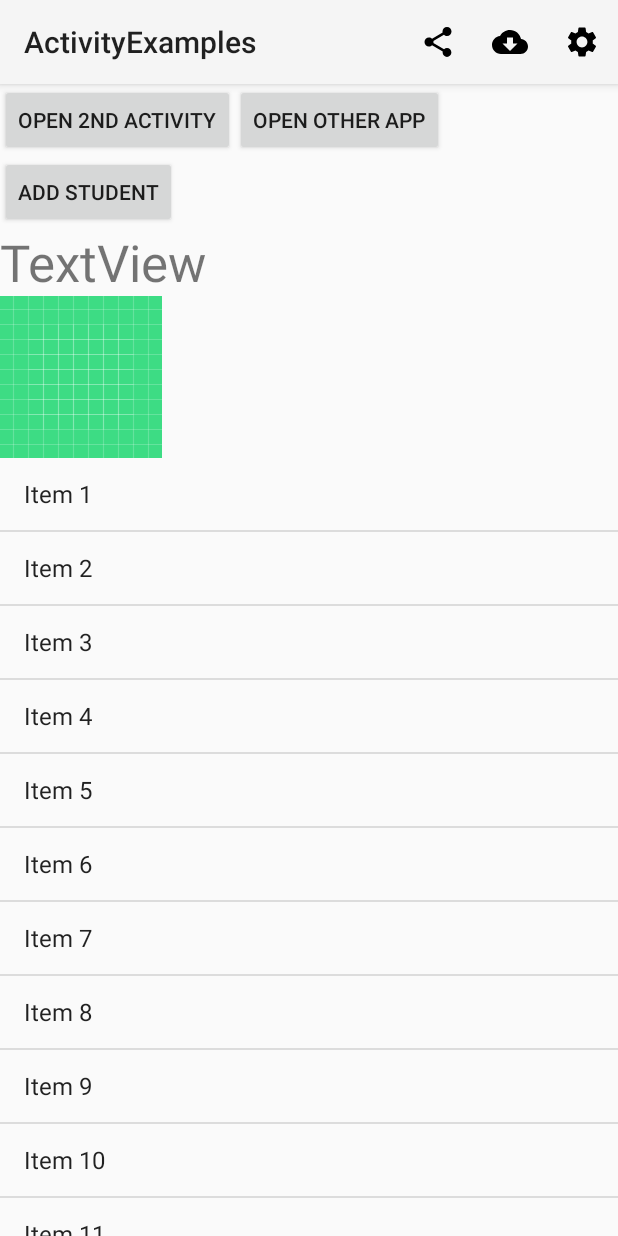
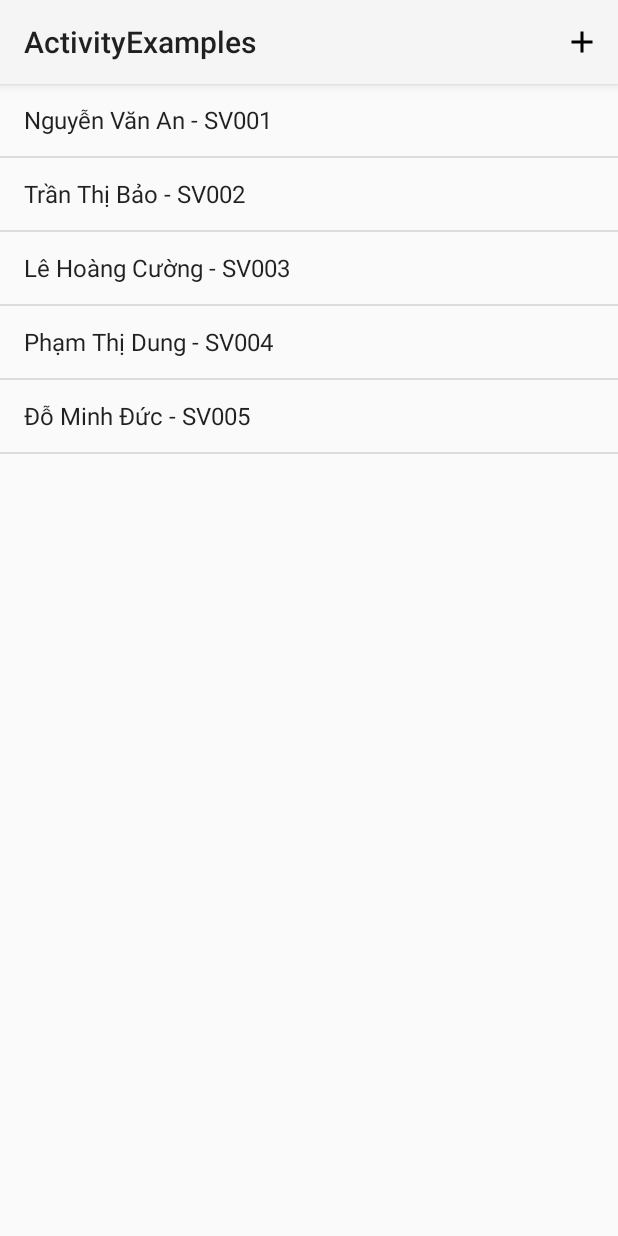
Before and after one commit to duowngng/StudentManagerv2, an Android app: the screen it shows after launch (MainActivity), on a phone screen of 412 x 824 dp. Run offline under Robolectric (Android 15) with nearby library versions, the phone set to English and light mode, and no system bars.

Commit message:
init commit

```diff
--- /dev/null
+++ b/app/src/main/res/drawable/baseline_add_24.xml
@@ -0,0 +1,5 @@
+<vector xmlns:android="http://schemas.android.com/apk/res/android" android:height="24dp" android:tint="#000000" android:viewportHeight="24" android:viewportWidth="24" android:width="24dp">
+
+    <path android:fillColor="@android:color/white" android:pathData="M19,13h-6v6h-2v-6H5v-2h6V5h2v6h6v2z"/>
+
+</vector>
--- a/app/src/main/res/layout/activity_main.xml
+++ b/app/src/main/res/layout/activity_main.xml
@@ -18,40 +18,6 @@
         app:layout_constraintStart_toStartOf="parent"
         app:layout_constraintTop_toTopOf="parent" />
 
-    <Button
-        android:id="@+id/button_open"
-        android:layout_width="wrap_content"
-        android:layout_height="wrap_content"
-        android:text="Open 2nd activity"
-        app:layout_constraintStart_toStartOf="parent"
-        app:layout_constraintTop_toTopOf="parent" />
-
-    <Button
-        android:id="@+id/button_add_student"
-        android:layout_width="wrap_content"
-        android:layout_height="wrap_content"
-        android:text="Add student"
-        app:layout_constraintStart_toStartOf="parent"
-        app:layout_constraintTop_toBottomOf="@+id/button_open" />
-
-    <TextView
-        android:id="@+id/text_result"
-        android:layout_width="0dp"
-        android:layout_height="wrap_content"
-        android:text="TextView"
-        android:textSize="34sp"
-        app:layout_constraintEnd_toEndOf="parent"
-        app:layout_constraintStart_toStartOf="parent"
-        app:layout_constraintTop_toBottomOf="@+id/button_add_student" />
-
-    <ImageView
-        android:id="@+id/imageView"
-        android:layout_width="wrap_content"
-        android:layout_height="wrap_content"
-        app:layout_constraintStart_toStartOf="parent"
-        app:layout_constraintTop_toBottomOf="@+id/text_result"
-        app:srcCompat="@drawable/ic_launcher_background" />
-
     <ListView
         android:id="@+id/listView"
         android:layout_width="0dp"
@@ -59,15 +25,8 @@
         app:layout_constraintBottom_toBottomOf="parent"
         app:layout_constraintEnd_toEndOf="parent"
         app:layout_constraintStart_toStartOf="parent"
-        app:layout_constraintTop_toBottomOf="@+id/imageView"
+        app:layout_constraintTop_toTopOf="parent"
         app:layout_constraintVertical_bias="0.0" />
 
-    <Button
-        android:id="@+id/button_open_other"
-        android:layout_width="wrap_content"
-        android:layout_height="wrap_content"
-        android:text="Open other app"
-        app:layout_constraintStart_toEndOf="@+id/button_open"
-        app:layout_constraintTop_toTopOf="parent" />
 
 </androidx.constraintlayout.widget.ConstraintLayout>
--- /dev/null
+++ b/app/src/main/res/menu/context_menu.xml
@@ -0,0 +1,5 @@
+<?xml version="1.0" encoding="utf-8"?>
+<menu xmlns:android="http://schemas.android.com/apk/res/android">
+    <item android:id="@+id/menu_edit" android:title="Edit" />
+    <item android:id="@+id/menu_remove" android:title="Remove" />
+</menu>
--- a/app/src/main/res/menu/main_menu.xml
+++ b/app/src/main/res/menu/main_menu.xml
@@ -3,18 +3,8 @@
     xmlns:android="http://schemas.android.com/apk/res/android">
 
     <item
-        android:id="@+id/action_share"
-        android:title="Share"
-        android:icon="@drawable/baseline_share_24"
-        app:showAsAction="ifRoom"/>
-    <item
-        android:id="@+id/action_download"
-        android:title="Download"
-        android:icon="@drawable/baseline_cloud_download_24"
-        app:showAsAction="ifRoom"/>
-    <item
-        android:id="@+id/action_settings"
-        android:title="Settings"
-        android:icon="@drawable/baseline_settings_24"
+        android:id="@+id/menu_add"
+        android:title="Add new"
+        android:icon="@drawable/baseline_add_24"
         app:showAsAction="ifRoom"/>
 </menu>
--- a/gradle/libs.versions.toml
+++ b/gradle/libs.versions.toml
@@ -1,5 +1,5 @@
 [versions]
-agp = "8.7.2"
+agp = "8.6.1"
 kotlin = "1.9.24"
 coreKtx = "1.15.0"
 junit = "4.13.2"
```
Also changed, not shown: app/src/main/java/vn/edu/hust/activityexamples/AddStudentActivity.kt (+21 -8 lines), app/src/main/java/vn/edu/hust/activityexamples/MainActivity.kt (+75 -77 lines).
